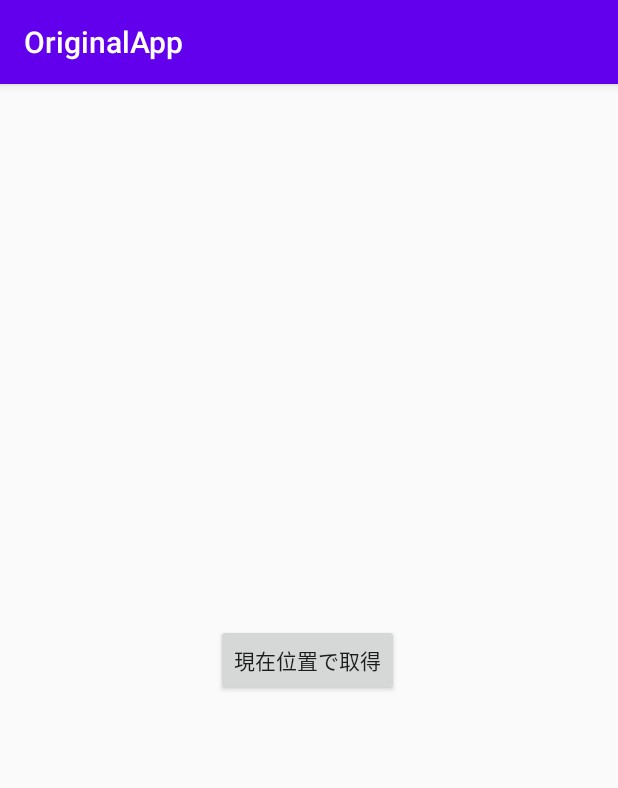
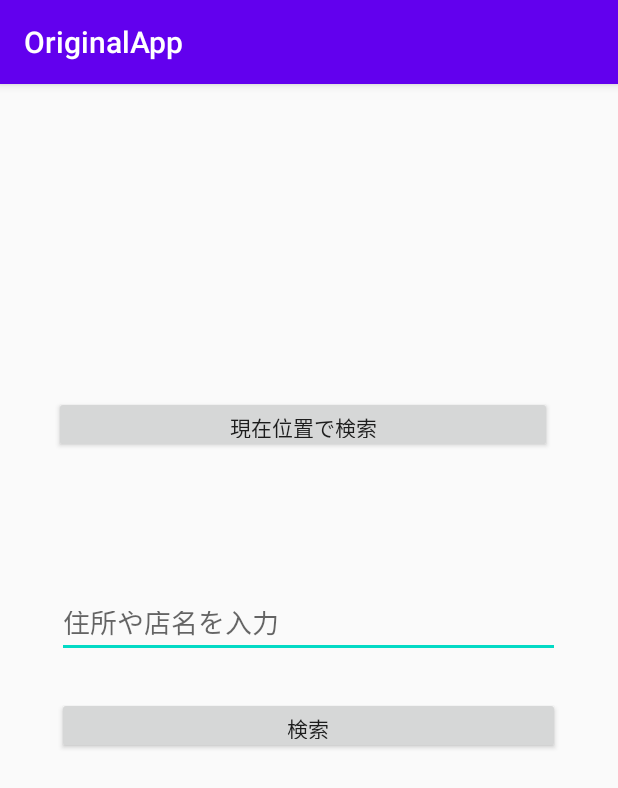
Before and after one commit to JintoYamanaka/recommendRestaurants, an Android app: the screen it shows after launch (MainActivity), on a phone screen of 412 x 824 dp. Shown: the top 788 px of the screen. Run offline under Robolectric (Android 15) with nearby library versions, the phone set to English and light mode, and no system bars.

Commit message:
スタート画面にUIを配置

```diff
--- a/app/src/main/res/layout/activity_main.xml
+++ b/app/src/main/res/layout/activity_main.xml
@@ -8,17 +8,36 @@
 
     <Button
         android:id="@+id/button_present_location"
-        android:layout_width="wrap_content"
-        android:layout_height="wrap_content"
-        android:layout_marginStart="143dp"
-        android:layout_marginLeft="143dp"
-        android:layout_marginTop="341dp"
-        android:layout_marginEnd="146dp"
-        android:layout_marginRight="146dp"
-        android:layout_marginBottom="342dp"
-        android:text="現在位置で取得"
-        app:layout_constraintBottom_toBottomOf="parent"
-        app:layout_constraintEnd_toEndOf="parent"
+        android:layout_width="332dp"
+        android:layout_height="38dp"
+        android:layout_marginStart="36dp"
+        android:layout_marginLeft="36dp"
+        android:layout_marginTop="208dp"
+        android:text="現在位置で検索"
         app:layout_constraintStart_toStartOf="parent"
         app:layout_constraintTop_toTopOf="parent" />
+
+    <EditText
+        android:id="@+id/editText"
+        android:layout_width="335dp"
+        android:layout_height="41dp"
+        android:layout_marginStart="38dp"
+        android:layout_marginLeft="38dp"
+        android:layout_marginTop="95dp"
+        android:ems="10"
+        android:hint="住所や店名を入力"
+        android:inputType="textPersonName"
+        app:layout_constraintStart_toStartOf="parent"
+        app:layout_constraintTop_toBottomOf="@+id/button_present_location" />
+
+    <Button
+        android:id="@+id/button"
+        android:layout_width="335dp"
+        android:layout_height="38dp"
+        android:layout_marginStart="38dp"
+        android:layout_marginLeft="38dp"
+        android:layout_marginTop="26dp"
+        android:text="検索"
+        app:layout_constraintStart_toStartOf="parent"
+        app:layout_constraintTop_toBottomOf="@+id/editText" />
 </androidx.constraintlayout.widget.ConstraintLayout>
```
